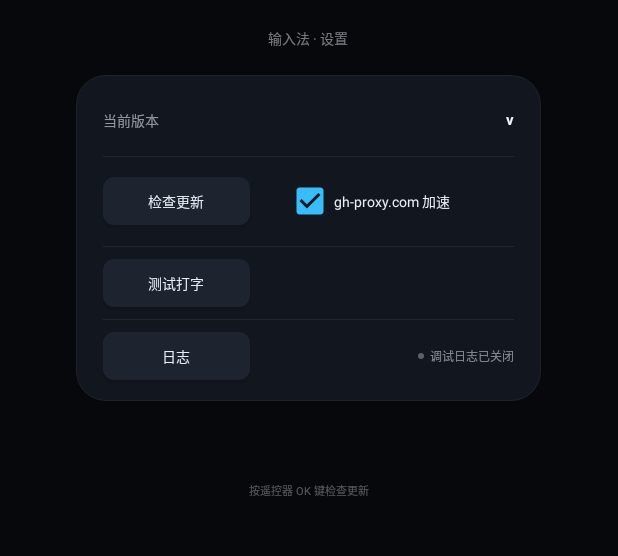
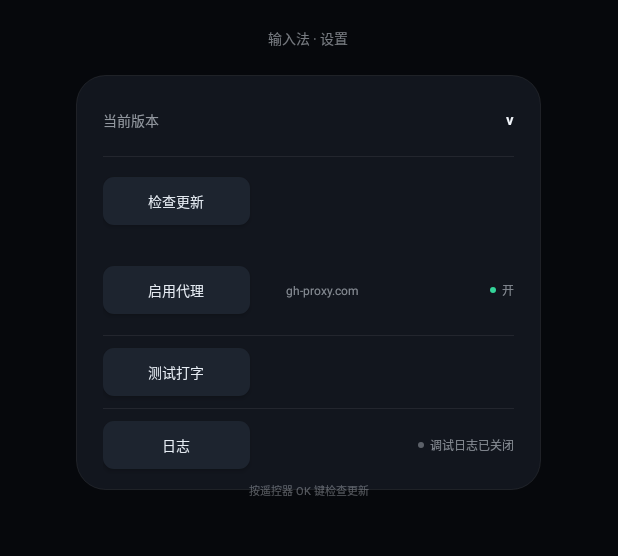
Before and after one commit to zsxh/sofatype, an Android app: the screen it shows after launch (SettingsActivity), on a phone screen of 412 x 824 dp, the part 291-847 px from its top. Run offline under Robolectric (Android 15) with nearby library versions, the phone set to English and light mode, and no system bars; our stand-ins replace Timber.

Commit message:
feat(update): 代理顺序回退链 + 超时加大 + 更新状态行尾与 Toast
- 检查候选列表顺序回退：gh-proxy.com → v6.gh-proxy.org → 直连，
  任一成功即返回，全失败取末次原因；代理开关保持开关形态
- 连接/读超时 10s/15s → 30s/30s（检查与下载共用）
- 更新状态回归检查更新行行尾（dot + 文字），三态与失败改 Toast 弹提示；
  新增启用代理独立行：行首按钮 + 域名小字 + 行末开/关状态
- 真机真网验证：candidates=3 → gh-proxy 前缀请求 1.5s UP_TO_DATE
  （0.2.1 装机），启用代理行真机呈现与拍板一致（T104）

```diff
--- a/app/src/debug/java/com/sofatype/ime/update/UpdateMockReceiver.kt
+++ b/app/src/debug/java/com/sofatype/ime/update/UpdateMockReceiver.kt
@@ -15,7 +15,7 @@ class UpdateMockReceiver : BroadcastReceiver() {
                 val endpoint = intent.getStringExtra(EXTRA_ENDPOINT)
                 val atom = intent.getBooleanExtra(EXTRA_ATOM, false)
                 UpdateEndpoint.setDebugOverride(endpoint, atom)
-                Log.i(TAG, "更新源接口覆写：${UpdateEndpoint.config(context).url}（atom=$atom）")
+                Log.i(TAG, "更新源接口覆写：${UpdateEndpoint.candidates(context).first().url}（atom=$atom）")
             }
             else -> Unit
         }
--- a/app/src/main/java/com/sofatype/ime/SettingsActivity.kt
+++ b/app/src/main/java/com/sofatype/ime/SettingsActivity.kt
@@ -20,7 +20,6 @@ import android.view.View
 import android.view.ViewGroup
 import android.view.inputmethod.InputMethodManager
 import android.widget.Button
-import android.widget.CheckBox
 import android.widget.EditText
 import android.widget.ProgressBar
 import android.widget.TextView
@@ -122,8 +121,11 @@ class SettingsActivity : Activity() {
     private lateinit var statusDot: View
     private lateinit var statusText: TextView
     private lateinit var updateNotes: TextView
-    private lateinit var updateProxyCheck: CheckBox
     private lateinit var downloadProgress: ProgressBar
+    private lateinit var btnUpdateProxy: Button
+    private lateinit var updateProxyDomain: TextView
+    private lateinit var proxyStatusDot: View
+    private lateinit var proxyStatusText: TextView
     private lateinit var logStatusDot: View
     private lateinit var logStatusText: TextView
 
@@ -148,11 +150,16 @@ class SettingsActivity : Activity() {
         statusDot = findViewById(R.id.status_dot)
         statusText = findViewById(R.id.status_text)
         updateNotes = findViewById(R.id.update_notes)
-        updateProxyCheck = findViewById(R.id.check_update_proxy)
-        updateProxyCheck.isChecked = UpdateEndpoint.proxyEnabled(this)
-        updateProxyCheck.setOnCheckedChangeListener { _, checked ->
-            UpdateEndpoint.setProxyEnabled(this, checked)
-            Timber.tag(UPDATE_LOG_TAG).i("下载代理开关：$checked")
+        btnUpdateProxy = findViewById(R.id.btn_update_proxy)
+        updateProxyDomain = findViewById(R.id.update_proxy_domain)
+        proxyStatusDot = findViewById(R.id.proxy_status_dot)
+        proxyStatusText = findViewById(R.id.proxy_status_text)
+        refreshProxyRow()
+        btnUpdateProxy.setOnClickListener {
+            val enabled = !UpdateEndpoint.proxyEnabled(this)
+            UpdateEndpoint.setProxyEnabled(this, enabled)
+            refreshProxyRow()
+            Timber.tag(UPDATE_LOG_TAG).i("下载代理开关：$enabled")
         }
         downloadProgress = findViewById(R.id.download_progress)
 
@@ -354,13 +361,12 @@ class SettingsActivity : Activity() {
         val generation = ++ioGeneration
         lastPostedPercent = -1
         applyState(UiState.CHECKING)
-        val config = UpdateEndpoint.config(this)
+        val candidates = UpdateEndpoint.candidates(this)
 
-        Timber.tag(UPDATE_LOG_TAG).i(
-            "手动检查发起 url=${config.url} atom=${config.atom} proxy=${config.proxyPrefix}",
-        )
+        Timber.tag(UPDATE_LOG_TAG).i("手动检查发起 candidates=${candidates.size} 首选=${candidates.firstOrNull()?.url}")
         ioExecutor.execute {
-            val result = UpdateCheck.check(config, currentVersionName()) { url ->
+            val result = UpdateCheck.check(candidates, currentVersionName()) { url ->
+                Timber.tag(UPDATE_LOG_TAG).i("手动检查请求 url=$url")
                 UpdateHttp.fetchText(url)
             }
             postIfCurrent(generation) { onCheckResult(result) }
@@ -371,13 +377,20 @@ class SettingsActivity : Activity() {
 
         Timber.tag(UPDATE_LOG_TAG).i("手动检查结果 ${checkResultLabel(result)}")
         when (result) {
-            is UpdateCheckResult.UpToDate -> applyState(UiState.UP_TO_DATE)
+            is UpdateCheckResult.UpToDate -> {
+                toast(getString(R.string.toast_up_to_date))
+                applyState(UiState.UP_TO_DATE)
+            }
             is UpdateCheckResult.Newer -> {
+                toast(getString(R.string.toast_newer, result.release.tag))
                 latestRelease = result.release
                 updateNotes.text = result.release.notes
                 applyState(UiState.NEWER)
             }
-            is UpdateCheckResult.Failed -> showFailed(R.string.failed_prefix_check, result)
+            is UpdateCheckResult.Failed -> {
+                toast(getString(R.string.failed_prefix_check) + reasonText(result))
+                showFailed(R.string.failed_prefix_check, result)
+            }
         }
     }
 
@@ -596,6 +609,20 @@ class SettingsActivity : Activity() {
         }
     }
 
+    private fun refreshProxyRow() {
+        val enabled = UpdateEndpoint.proxyEnabled(this)
+        updateProxyDomain.text =
+            if (enabled) UpdateEndpoint.primaryProxyHost() else getString(R.string.update_proxy_direct)
+        proxyStatusDot.setBackgroundResource(
+            if (enabled) R.drawable.bg_status_dot_success else R.drawable.bg_status_dot_idle,
+        )
+        proxyStatusText.text = getString(if (enabled) R.string.update_proxy_on else R.string.update_proxy_off)
+    }
+
+    private fun toast(message: String) {
+        Toast.makeText(this, message, Toast.LENGTH_LONG).show()
+    }
+
     private fun showFailed(prefixRes: Int, result: UpdateCheckResult.Failed) {
         latestRelease = null
         applyState(UiState.FAILED)
--- a/app/src/main/java/com/sofatype/ime/update/UpdateHttp.kt
+++ b/app/src/main/java/com/sofatype/ime/update/UpdateHttp.kt
@@ -103,8 +103,8 @@ object UpdateHttp {
         get() = this is SocketException || this is SocketTimeoutException ||
             this is UnknownHostException || this is SSLException
 
-    private const val CONNECT_TIMEOUT_MS = 10_000
-    private const val READ_TIMEOUT_MS = 15_000
+    private const val CONNECT_TIMEOUT_MS = 30_000
+    private const val READ_TIMEOUT_MS = 30_000
     private const val BUFFER_BYTES = 8 * 1024
     private const val USER_AGENT = "sofatype-ime-update"
 }
--- a/app/src/main/res/layout/activity_settings.xml
+++ b/app/src/main/res/layout/activity_settings.xml
@@ -192,17 +192,6 @@
                 android:textSize="@dimen/btn_text"
                 android:textStyle="normal" />
 
-            <CheckBox
-                android:id="@+id/check_update_proxy"
-                android:layout_width="wrap_content"
-                android:layout_height="wrap_content"
-                android:layout_marginStart="@dimen/update_proxy_margin_start"
-                android:checked="true"
-                android:contentDescription="@string/cd_update_proxy"
-                android:text="@string/update_proxy_title"
-                android:textColor="@color/text_body"
-                android:textSize="@dimen/btn_text" />
-
             <Space
                 android:layout_width="0dp"
                 android:layout_height="1dp"
@@ -227,6 +216,62 @@
                     android:layout_height="wrap_content"
                     android:layout_marginStart="@dimen/set_status_gap"
                     android:text="@string/status_up_to_date"
+                    android:textColor="@color/text_dim"
+                    android:textSize="@dimen/set_status_text" />
+            </LinearLayout>
+        </LinearLayout>
+
+        <LinearLayout
+            android:layout_width="match_parent"
+            android:layout_height="@dimen/version_action_row_height"
+            android:gravity="center_vertical"
+            android:orientation="horizontal">
+
+            <Button
+                android:id="@+id/btn_update_proxy"
+                android:layout_width="@dimen/btn_width"
+                android:layout_height="@dimen/btn_height"
+                android:background="@drawable/bg_btn_accent"
+                android:contentDescription="@string/cd_update_proxy"
+                android:minWidth="0dp"
+                android:minHeight="0dp"
+                android:text="@string/update_proxy_enable"
+                android:textColor="@color/text_body"
+                android:textSize="@dimen/btn_text"
+                android:textStyle="normal" />
+
+            <TextView
+                android:id="@+id/update_proxy_domain"
+                android:layout_width="wrap_content"
+                android:layout_height="wrap_content"
+                android:layout_marginStart="@dimen/update_proxy_margin_start"
+                android:text="@string/update_proxy_domain"
+                android:textColor="@color/text_dim"
+                android:textSize="@dimen/set_status_text" />
+
+            <Space
+                android:layout_width="0dp"
+                android:layout_height="1dp"
+                android:layout_weight="1" />
+
+            <LinearLayout
+                android:layout_width="wrap_content"
+                android:layout_height="wrap_content"
+                android:gravity="center_vertical"
+                android:orientation="horizontal">
+
+                <View
+                    android:id="@+id/proxy_status_dot"
+                    android:layout_width="@dimen/set_status_dot_size"
+                    android:layout_height="@dimen/set_status_dot_size"
+                    android:background="@drawable/bg_status_dot_success" />
+
+                <TextView
+                    android:id="@+id/proxy_status_text"
+                    android:layout_width="wrap_content"
+                    android:layout_height="wrap_content"
+                    android:layout_marginStart="@dimen/set_status_gap"
+                    android:text="@string/update_proxy_on"
                     android:textColor="@color/text_dim"
                     android:textSize="@dimen/set_status_text" />
             </LinearLayout>
--- a/app/src/main/res/values/strings.xml
+++ b/app/src/main/res/values/strings.xml
@@ -21,6 +21,8 @@
     <string name="status_preparing_install">安装准备中…</string>
     <string name="status_install_submitted">已提交系统安装</string>
     <string name="failed_prefix_check">检查失败：</string>
+    <string name="toast_up_to_date">已是最新版本</string>
+    <string name="toast_newer">发现新版 %1$s</string>
     <string name="failed_prefix_download">下载失败：</string>
     <string name="failed_prefix_install">安装失败：</string>
     <string name="reason_endpoint_empty">更新源未配置</string>
@@ -36,6 +38,11 @@
     <string name="btn_download_update">下载更新</string>
     <string name="btn_retry">重试</string>
     <string name="update_atom_url">https://github.com/zsxh/sofatype/releases.atom</string>
+    <string name="update_proxy_enable">启用代理</string>
+    <string name="update_proxy_domain">gh-proxy.com</string>
+    <string name="update_proxy_on">开</string>
+    <string name="update_proxy_off">关</string>
+    <string name="update_proxy_direct">直连</string>
     <string name="update_proxy_title">gh-proxy.com 加速</string>
     <string name="cd_update_proxy">检查更新与下载是否经 gh-proxy.com 代理，默认开启</string>
 
```
Also changed, not shown: app/src/main/java/com/sofatype/ime/update/UpdateCheck.kt (+23 -17 lines), app/src/main/java/com/sofatype/ime/update/UpdateEndpoint.kt (+24 -11 lines), 5 other files.
